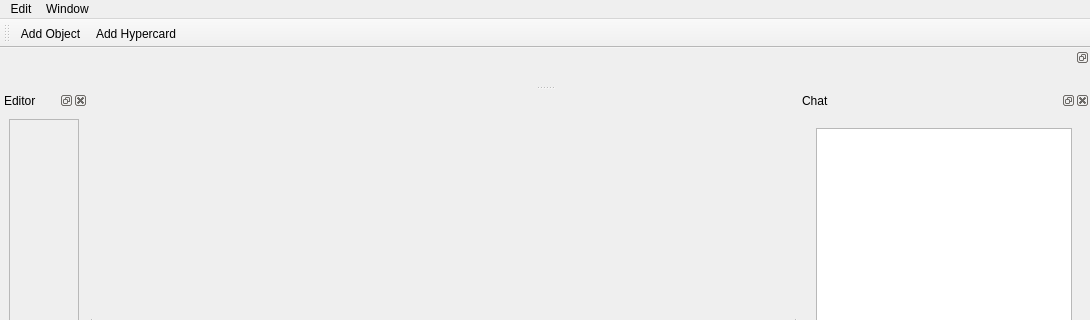
Old version of the form gui_client/MainWindow.ui in the repository shipilovden/substrata-metasiberia; both pictures show x 0 to 1090 and y 0 to 320 of the 1090 by 639 pixel window.
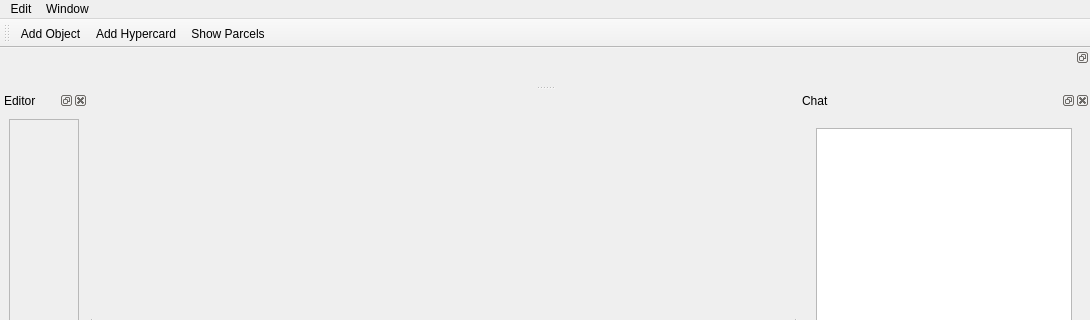
New version of the form. Custom widgets are drawn as their Qt base class.

Commit message: Added 'Show Parcels' action.

```diff
--- a/gui_client/MainWindow.ui
+++ b/gui_client/MainWindow.ui
@@ -69,6 +69,7 @@
    </attribute>
    <addaction name="actionAddObject"/>
    <addaction name="actionAddHypercard"/>
+   <addaction name="actionShow_Parcels"/>
   </widget>
   <widget class="QDockWidget" name="chatDockWidget">
    <property name="sizePolicy">
@@ -268,6 +269,14 @@
     <string>Add Hypercard</string>
    </property>
   </action>
+  <action name="actionShow_Parcels">
+   <property name="checkable">
+    <bool>true</bool>
+   </property>
+   <property name="text">
+    <string>Show Parcels</string>
+   </property>
+  </action>
  </widget>
  <customwidgets>
   <customwidget>
```
The commit also changes 2 other files.
